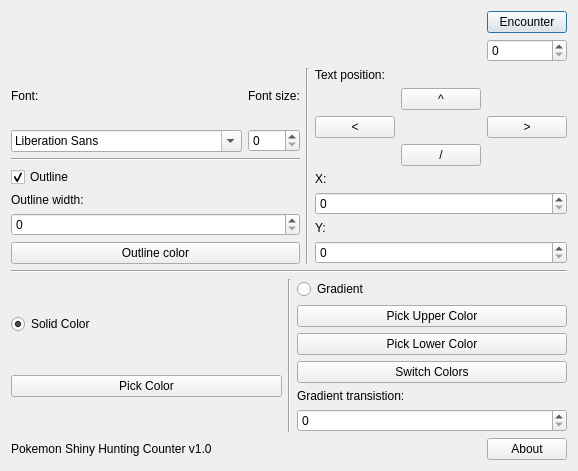
Qt form counterwindow.ui (CodingKoopa/shiny-hunting-counter) before a commit.
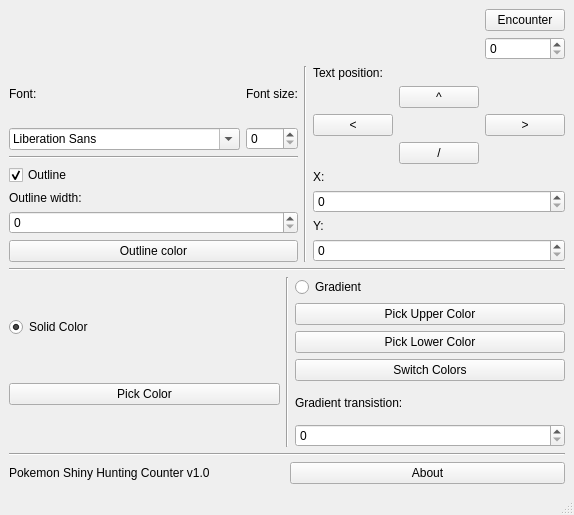
The same form after that commit.

Commit message: Changed from QDialog to QMainWindow, slight UI changes. Windows snapping support.

What changed in the file:
```diff
--- a/counterwindow.ui
+++ b/counterwindow.ui
@@ -1,20 +1,23 @@
 <?xml version="1.0" encoding="UTF-8"?>
 <ui version="4.0">
  <class>CounterWindow</class>
- <widget class="QDialog" name="CounterWindow">
+ <widget class="QMainWindow" name="CounterWindow">
   <property name="geometry">
    <rect>
     <x>0</x>
     <y>0</y>
     <width>496</width>
-    <height>460</height>
+    <height>515</height>
    </rect>
   </property>
   <property name="windowTitle">
    <string>CounterWindow</string>
   </property>
-  <layout class="QGridLayout" name="gridLayout">
-   <item row="1" column="0">
+  <widget class="QWidget" name="centralwidget">
+   <layout class="QVBoxLayout" name="verticalLayout">
+    <item>
+     <layout class="QHBoxLayout" name="horizontalLayout_2">
+      <item>
     <layout class="QFormLayout" name="spacingLay">
      <item row="0" column="0" colspan="2">
       <spacer name="spacing">
@@ -31,7 +34,7 @@
      </item>
     </layout>
    </item>
-   <item row="1" column="1">
+      <item>
     <layout class="QVBoxLayout" name="encounterIncreasers">
      <item>
       <widget class="QPushButton" name="encounterButton">
@@ -45,7 +48,9 @@
      </item>
     </layout>
    </item>
-   <item row="2" column="0" colspan="2">
+     </layout>
+    </item>
+    <item>
     <layout class="QVBoxLayout" name="prettyMuchEverythingLay">
      <item>
       <layout class="QHBoxLayout" name="optionsLay">
@@ -282,23 +287,45 @@
      </item>
     </layout>
    </item>
-   <item row="3" column="1">
-    <widget class="QPushButton" name="aboutButton">
-     <property name="text">
-      <string>About</string>
+    <item>
+     <widget class="Line" name="aboutSep">
+      <property name="orientation">
+       <enum>Qt::Horizontal</enum>
      </property>
     </widget>
    </item>
-   <item row="3" column="0">
+    <item>
+     <layout class="QHBoxLayout" name="aboutLay">
+      <item>
     <widget class="QLabel" name="aboutLabel">
      <property name="text">
       <string>Pokemon Shiny Hunting Counter v1.0</string>
      </property>
     </widget>
    </item>
-  </layout>
- </widget>
- <layoutdefault spacing="6" margin="11"/>
+      <item>
+       <widget class="QPushButton" name="aboutButton">
+        <property name="text">
+         <string>About</string>
+        </property>
+       </widget>
+      </item>
+     </layout>
+    </item>
+   </layout>
+  </widget>
+  <widget class="QMenuBar" name="menubar">
+   <property name="geometry">
+    <rect>
+     <x>0</x>
+     <y>0</y>
+     <width>496</width>
+     <height>21</height>
+    </rect>
+   </property>
+  </widget>
+  <widget class="QStatusBar" name="statusbar"/>
+ </widget>
  <resources/>
  <connections/>
 </ui>
```
Left out of the diff: 4 changed lines with no effect on the pictures. Lines whose indentation alone changed are shown as unchanged. The commit also changes 4 other files.
